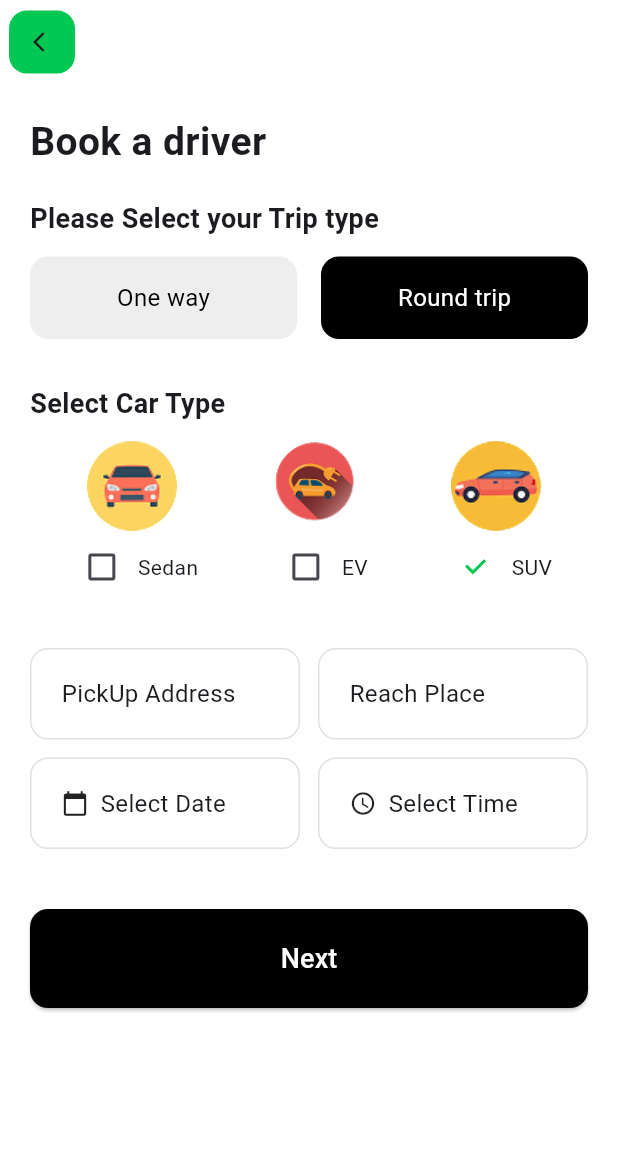
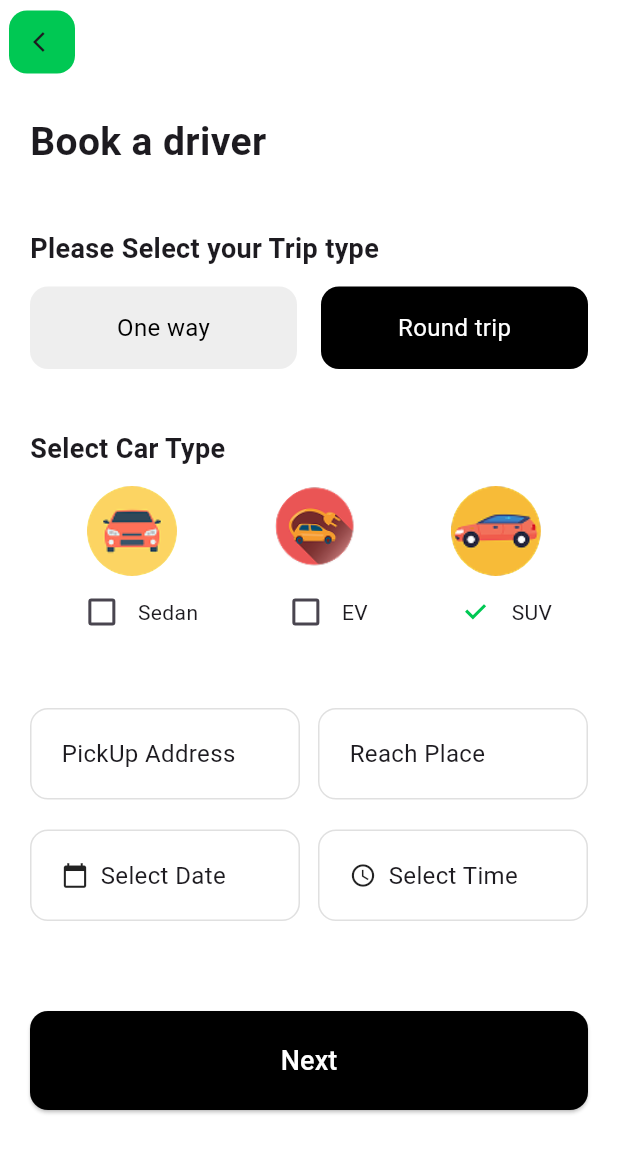
Before and after one commit to VrutiPatel102/Driver_Hire, a Flutter app: the BookDriverScreen screen opened by its route, on a phone screen of 412 x 824 dp. Shown: the top 1153 px of the screen. Run offline on Flutter 3.47's test engine with Material 3 defaults, Android fonts, the phone set to English and light mode, and no system bars; our stand-ins replace google_maps_flutter.

Commit message:
change the height

```diff
--- a/lib/Home/book_driver.dart
+++ b/lib/Home/book_driver.dart
@@ -1,3 +1,4 @@
+import 'package:driver_hire/navigation/appRoute.dart';
 import 'package:flutter/material.dart';
 import 'package:driver_hire/color.dart';
 import 'package:google_maps_flutter/google_maps_flutter.dart';
@@ -34,7 +35,7 @@ class _BookDriverScreenState extends State<BookDriverScreen> {
                 'Book a driver',
                 style: TextStyle(fontSize: 26, fontWeight: FontWeight.bold),
               ),
-              const SizedBox(height: 20),
+              const SizedBox(height: 40),
               const Text(
                 'Please Select your Trip type',
                 style: TextStyle(fontSize: 18, fontWeight: FontWeight.bold),
@@ -47,7 +48,7 @@ class _BookDriverScreenState extends State<BookDriverScreen> {
                   _tripTypeButton('Round trip'),
                 ],
               ),
-              const SizedBox(height: 30),
+              const SizedBox(height: 40),
               const Text(
                 'Select Car Type',
                 style: TextStyle(fontSize: 18, fontWeight: FontWeight.bold),
@@ -61,7 +62,7 @@ class _BookDriverScreenState extends State<BookDriverScreen> {
                   _carTypeOption('SUV', 'assets/image 3.png'),
                 ],
               ),
-              const SizedBox(height: 30),
+              const SizedBox(height: 40),
               Row(
                 children: [
                   Expanded(child: _locationInput('PickUp Address', true)),
@@ -69,7 +70,7 @@ class _BookDriverScreenState extends State<BookDriverScreen> {
                   Expanded(child: _locationInput('Reach Place', false)),
                 ],
               ),
-              const SizedBox(height: 12),
+              const SizedBox(height: 20),
               Row(
                 children: [
                   Expanded(
@@ -89,7 +90,7 @@ class _BookDriverScreenState extends State<BookDriverScreen> {
                   ),
                 ],
               ),
-              const SizedBox(height: 40),
+              const SizedBox(height: 60),
               SizedBox(
                 width: double.infinity,
                 child: ElevatedButton(
@@ -101,7 +102,7 @@ class _BookDriverScreenState extends State<BookDriverScreen> {
                     ),
                   ),
                   onPressed: () {
-                    // Next Action
+                      Navigator.pushNamed(context,AppRoute.waitingDriver);
                   },
                   child: Text(
                     'Next',
--- a/lib/navigation/appRoute.dart
+++ b/lib/navigation/appRoute.dart
@@ -11,8 +11,8 @@ class AppRoute{
 
   static const bottombar  ="bottombar_screen";
   static const driverBooking ="driver_booking";
-  // static const pwdchanged ="pwdchanged_screen";
-
+  static const waitingDriver ="waiting_driver_screen";
+  static const detailscreen ="Detail_screen";
 
 
 
--- a/lib/navigation/routeGenerator.dart
+++ b/lib/navigation/routeGenerator.dart
@@ -1,4 +1,6 @@
 import 'package:driver_hire/Home/book_driver.dart';
+import 'package:driver_hire/Home/detail_screen.dart';
+import 'package:driver_hire/Home/waiting_driver.dart';
 import 'package:driver_hire/bottom_bar.dart';
 import 'package:driver_hire/choose_driverORuser.dart';
 import 'package:driver_hire/create_newPwd.dart';
@@ -65,6 +67,16 @@ class RouteGenerator{
           builder: (context) => BookDriverScreen(),
           settings: settings,
         );
+      case AppRoute.waitingDriver:
+        return MaterialPageRoute(
+          builder: (context) => WaitingDriver(),
+          settings: settings,
+        );
+      case AppRoute.detailscreen:
+        return MaterialPageRoute(
+          builder: (context) => DetailScreen(),
+          settings: settings,
+        );
 
     }
     return MaterialPageRoute(
--- a/lib/register_screen.dart
+++ b/lib/register_screen.dart
@@ -57,7 +57,7 @@ class _RegisterScreenState extends State<RegisterScreen> {
           _logo(),
            SizedBox(height: 20),
           _welcomeText(),
-           SizedBox(height: 14),
+           SizedBox(height: 15),
           _usernameField(),
            SizedBox(height: 14),
           _emailField(),
@@ -65,7 +65,7 @@ class _RegisterScreenState extends State<RegisterScreen> {
           _passwordField(),
            SizedBox(height: 14),
           _confirmPasswordField(),
-           SizedBox(height: 14),
+           SizedBox(height: 20),
           _registerBtn(),
            Spacer(),
           _loginLink(),
```
Also changed, not shown: lib/Home/detail_screen.dart (added, +15 -0 lines), lib/Home/waiting_driver.dart (added, +40 -0 lines), assets/car_running2.gif (added).
